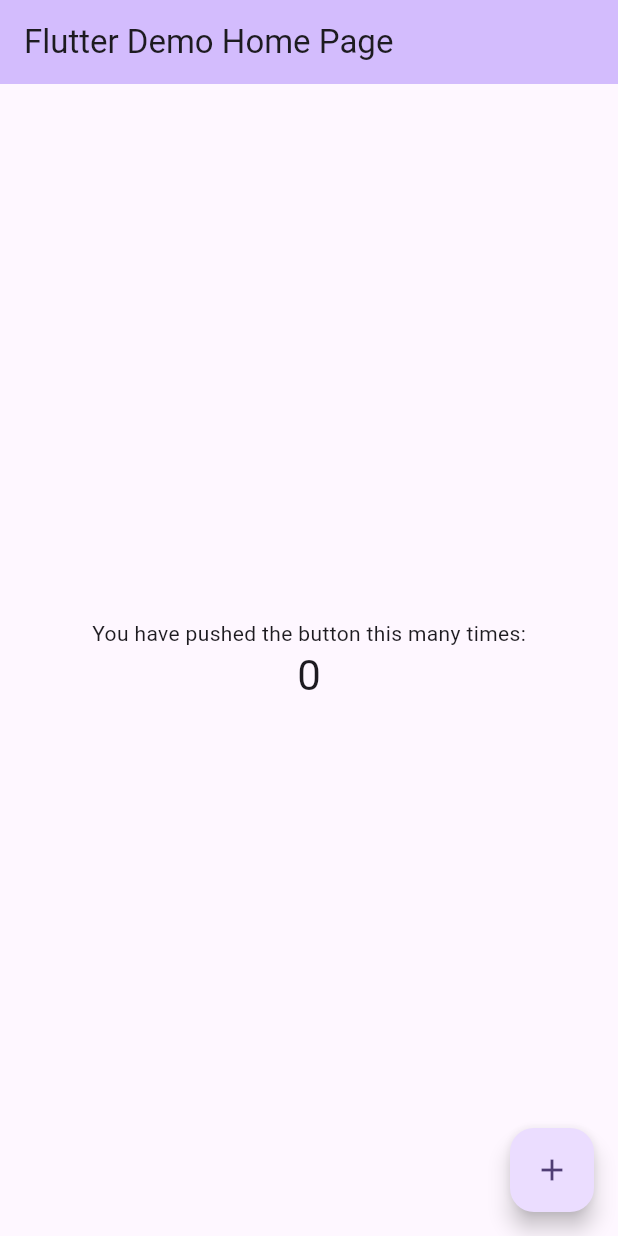
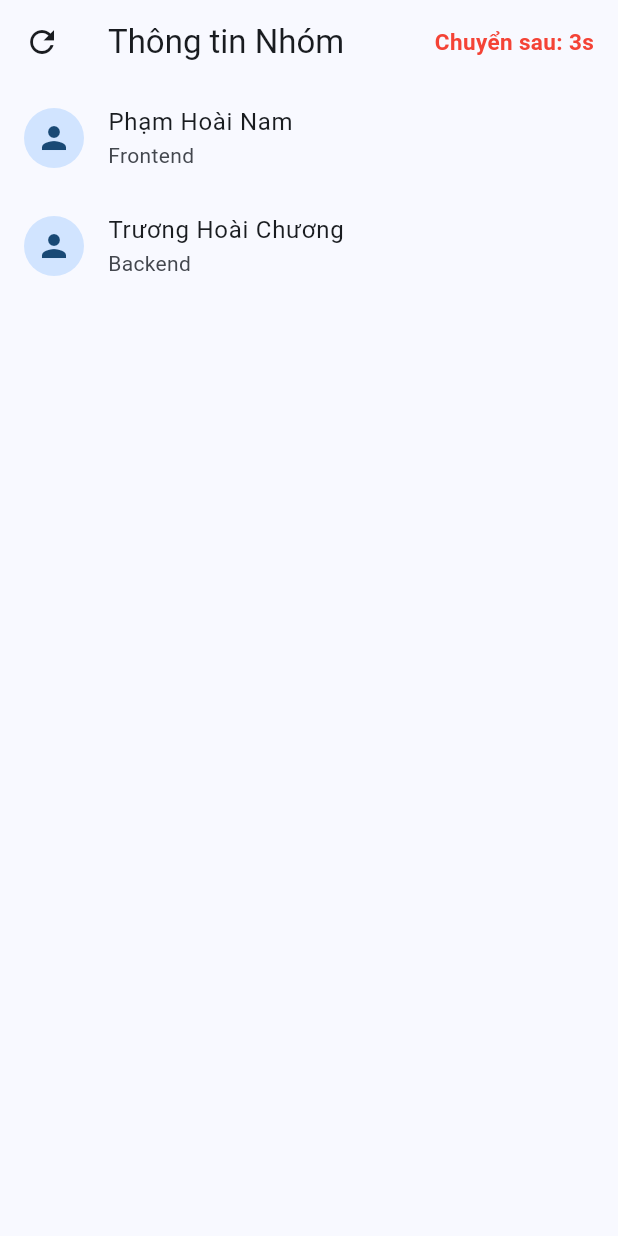
Before and after one commit to chuonghoai/BaiTapFlutter, a Flutter app: the screen it shows after launch, on a phone screen of 412 x 824 dp. Run offline on Flutter 3.47's test engine with Material 3 defaults, Android fonts, the phone set to English and light mode, and no system bars.

Commit message:
bài tập flutter 1

```diff
--- a/lib/core/api_endpoint.dart
+++ b/lib/core/api_endpoint.dart
@@ -0,0 +1,5 @@
+class ApiEndpoint {
+  static const String baseUrl = "https://10.0.2.2:8081/";
+  static const String getTeamInfo = "$baseUrl/team";
+  static const String loginAdmin = "$baseUrl/admin/login";
+}
--- /dev/null
+++ b/lib/core/app_router.dart
@@ -0,0 +1,31 @@
+import 'package:flutter/material.dart';
+import '../views/team_view.dart';
+import '../views/login_view.dart';
+import '../views/success_view.dart';
+
+class AppRouter {
+  static const String teamRoute = '/';
+  static const String loginRoute = '/login';
+  static const String successRoute = '/success';
+
+  static Route<dynamic> generateRoute(RouteSettings settings) {
+    switch (settings.name) {
+      case teamRoute:
+        return MaterialPageRoute(builder: (_) => const TeamView());
+
+      case loginRoute:
+        return MaterialPageRoute(builder: (_) => const LoginView());
+
+      case successRoute:
+        final message = settings.arguments as String? ?? 'Thành công';
+        return MaterialPageRoute(builder: (_) => SuccessView(message: message));
+
+      default:
+        return MaterialPageRoute(
+          builder: (_) => Scaffold(
+            body: Center(child: Text('Không tìm thấy màn hình: ${settings.name}')),
+          ),
+        );
+    }
+  }
+}
--- a/lib/main.dart
+++ b/lib/main.dart
@@ -1,4 +1,5 @@
 import 'package:flutter/material.dart';
+import 'core/app_router.dart';
 
 void main() {
   runApp(const MyApp());
@@ -7,116 +8,17 @@ void main() {
 class MyApp extends StatelessWidget {
   const MyApp({super.key});
 
-  // This widget is the root of your application.
   @override
   Widget build(BuildContext context) {
     return MaterialApp(
-      title: 'Flutter Demo',
+      debugShowCheckedModeBanner: false,
+      title: 'MVC Sales App',
       theme: ThemeData(
-        // This is the theme of your application.
-        //
-        // TRY THIS: Try running your application with "flutter run". You'll see
-        // the application has a purple toolbar. Then, without quitting the app,
-        // try changing the seedColor in the colorScheme below to Colors.green
-        // and then invoke "hot reload" (save your changes or press the "hot
-        // reload" button in a Flutter-supported IDE, or press "r" if you used
-        // the command line to start the app).
-        //
-        // Notice that the counter didn't reset back to zero; the application
-        // state is not lost during the reload. To reset the state, use hot
-        // restart instead.
-        //
-        // This works for code too, not just values: Most code changes can be
-        // tested with just a hot reload.
-        colorScheme: .fromSeed(seedColor: Colors.deepPurple),
+        colorScheme: ColorScheme.fromSeed(seedColor: Colors.blue),
+        useMaterial3: true,
       ),
-      home: const MyHomePage(title: 'Flutter Demo Home Page'),
+      initialRoute: AppRouter.teamRoute,
+      onGenerateRoute: AppRouter.generateRoute,
     );
   }
 }
-
-class MyHomePage extends StatefulWidget {
-  const MyHomePage({super.key, required this.title});
-
-  // This widget is the home page of your application. It is stateful, meaning
-  // that it has a State object (defined below) that contains fields that affect
-  // how it looks.
-
-  // This class is the configuration for the state. It holds the values (in this
-  // case the title) provided by the parent (in this case the App widget) and
-  // used by the build method of the State. Fields in a Widget subclass are
-  // always marked "final".
-
-  final String title;
-
-  @override
-  State<MyHomePage> createState() => _MyHomePageState();
-}
-
-class _MyHomePageState extends State<MyHomePage> {
-  int _counter = 0;
-
-  void _incrementCounter() {
-    setState(() {
-      // This call to setState tells the Flutter framework that something has
-      // changed in this State, which causes it to rerun the build method below
-      // so that the display can reflect the updated values. If we changed
-      // _counter without calling setState(), then the build method would not be
-      // called again, and so nothing would appear to happen.
-      _counter++;
-    });
-  }
-
-  @override
-  Widget build(BuildContext context) {
-    // This method is rerun every time setState is called, for instance as done
-    // by the _incrementCounter method above.
-    //
-    // The Flutter framework has been optimized to make rerunning build methods
-    // fast, so that you can just rebuild anything that needs updating rather
-    // than having to individually change instances of widgets.
-    return Scaffold(
-      appBar: AppBar(
-        // TRY THIS: Try changing the color here to a specific color (to
-        // Colors.amber, perhaps?) and trigger a hot reload to see the AppBar
-        // change color while the other colors stay the same.
-        backgroundColor: Theme.of(context).colorScheme.inversePrimary,
-        // Here we take the value from the MyHomePage object that was created by
-        // the App.build method, and use it to set our appbar title.
-        title: Text(widget.title),
-      ),
-      body: Center(
-        // Center is a layout widget. It takes a single child and positions it
-        // in the middle of the parent.
-        child: Column(
-          // Column is also a layout widget. It takes a list of children and
-          // arranges them vertically. By default, it sizes itself to fit its
-          // children horizontally, and tries to be as tall as its parent.
-          //
-          // Column has various properties to control how it sizes itself and
-          // how it positions its children. Here we use mainAxisAlignment to
-          // center the children vertically; the main axis here is the vertical
-          // axis because Columns are vertical (the cross axis would be
-          // horizontal).
-          //
-          // TRY THIS: Invoke "debug painting" (choose the "Toggle Debug Paint"
-          // action in the IDE, or press "p" in the console), to see the
-          // wireframe for each widget.
-          mainAxisAlignment: .center,
-          children: [
-            const Text('You have pushed the button this many times:'),
-            Text(
-              '$_counter',
-              style: Theme.of(context).textTheme.headlineMedium,
-            ),
-          ],
-        ),
-      ),
-      floatingActionButton: FloatingActionButton(
-        onPressed: _incrementCounter,
-        tooltip: 'Increment',
-        child: const Icon(Icons.add),
-      ),
-    );
-  }
-}
--- a/lib/models/team_member.dart
+++ b/lib/models/team_member.dart
@@ -0,0 +1,7 @@
+class TeamMember {
+  final String id;
+  final String name;
+  final String role;
+
+  TeamMember({required this.id, required this.name, required this.role});
+}
--- a/lib/services/app_service.dart
+++ b/lib/services/app_service.dart
@@ -0,0 +1,16 @@
+import '../models/team_member.dart';
+
+class AppService {
+  Future<List<TeamMember>> fetchTeamMembers() async {
+    await Future.delayed(const Duration(seconds: 1));
+    return [
+      TeamMember(id: '1', name: 'Phạm Hoài Nam', role: 'Frontend'),
+      TeamMember(id: '2', name: 'Trương Hoài Chương', role: 'Backend'),
+    ];
+  }
+
+  Future<String> loginManager(String username, String password) async {
+    await Future.delayed(const Duration(seconds: 1));
+    return "Đăng nhập thành công";
+  }
+}
--- a/lib/views/team_view.dart
+++ b/lib/views/team_view.dart
@@ -0,0 +1,90 @@
+import 'package:flutter/material.dart';
+import '../controllers/team_controller.dart';
+import '../models/team_member.dart';
+// QUAN TRỌNG: Cần import AppRouter để lấy tên route
+import '../core/app_router.dart';
+
+class TeamView extends StatefulWidget {
+  const TeamView({super.key});
+
+  @override
+  State<TeamView> createState() => _TeamViewState();
+}
+
+class _TeamViewState extends State<TeamView> {
+  final TeamController _controller = TeamController();
+  late Future<List<TeamMember>> _teamFuture;
+
+  @override
+  void initState() {
+    super.initState();
+    _teamFuture = _controller.getTeamData();
+    _controller.startTimerToLogin(context);
+  }
+
+  @override
+  void dispose() {
+    _controller.dispose();
+    super.dispose();
+  }
+
+  @override
+  Widget build(BuildContext context) {
+    return Scaffold(
+      appBar: AppBar(
+        title: const Text('Thông tin Nhóm'),
+        leading: IconButton(
+          icon: const Icon(Icons.refresh_outlined),
+          tooltip: 'Làm mới màn hình và đếm ngược',
+          onPressed: () {
+            _controller.dispose();
+            Navigator.pushReplacementNamed(context, AppRouter.teamRoute);
+          },
+        ),
+        actions: [
+          Center(
+            child: Padding(
+              padding: const EdgeInsets.only(right: 16.0),
+              child: ValueListenableBuilder<int>(
+                valueListenable: _controller.countdown,
+                builder: (context, value, child) {
+                  return Text(
+                    'Chuyển sau: ${value}s',
+                    style: const TextStyle(
+                      fontSize: 15,
+                      fontWeight: FontWeight.bold,
+                      color: Colors.red
+                    ),
+                  );
+                },
+              ),
+            ),
+          ),
+        ],
+      ),
+      body: FutureBuilder<List<TeamMember>>(
+        future: _teamFuture,
+        builder: (context, snapshot) {
+          if (snapshot.connectionState == ConnectionState.waiting) {
+            return const Center(child: CircularProgressIndicator());
+          } else if (snapshot.hasError) {
+            return Center(child: Text('Lỗi: ${snapshot.error}'));
+          } else if (snapshot.hasData) {
+            final team = snapshot.data!;
+            return ListView.builder(
+              itemCount: team.length,
+              itemBuilder: (context, index) {
+                return ListTile(
+                  leading: const CircleAvatar(child: Icon(Icons.person)),
+                  title: Text(team[index].name),
+                  subtitle: Text(team[index].role),
+                );
+              },
+            );
+          }
+          return const SizedBox();
+        },
+      ),
+    );
+  }
+}
```
Also changed, not shown: lib/controllers/login_controller.dart (+19 -0 lines), lib/controllers/team_controller.dart (+36 -0 lines), lib/views/login_view.dart (+60 -0 lines), lib/views/success_view.dart (+23 -0 lines).
